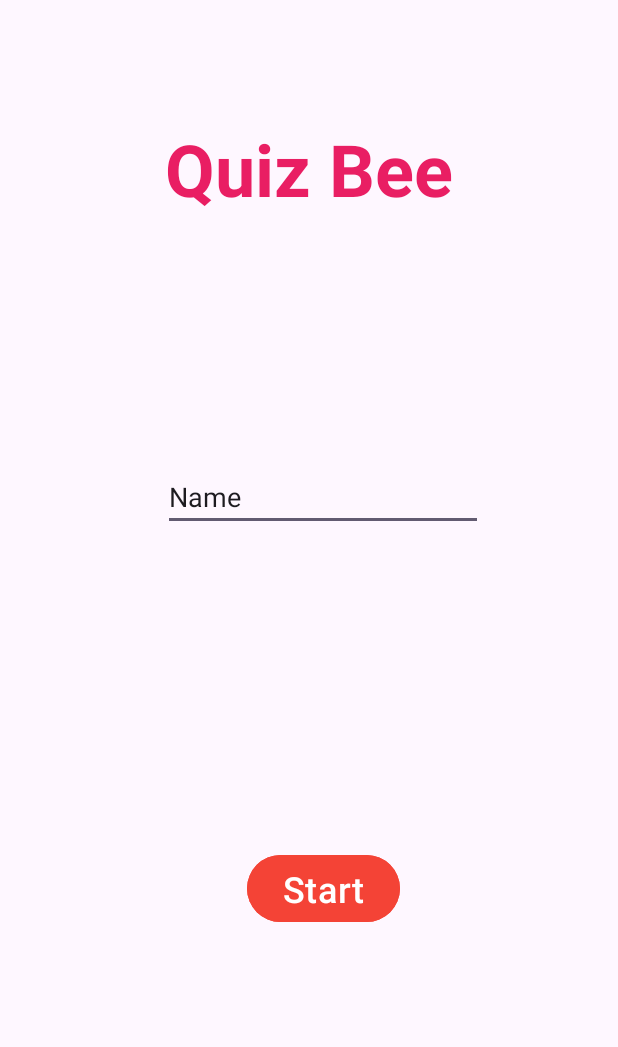
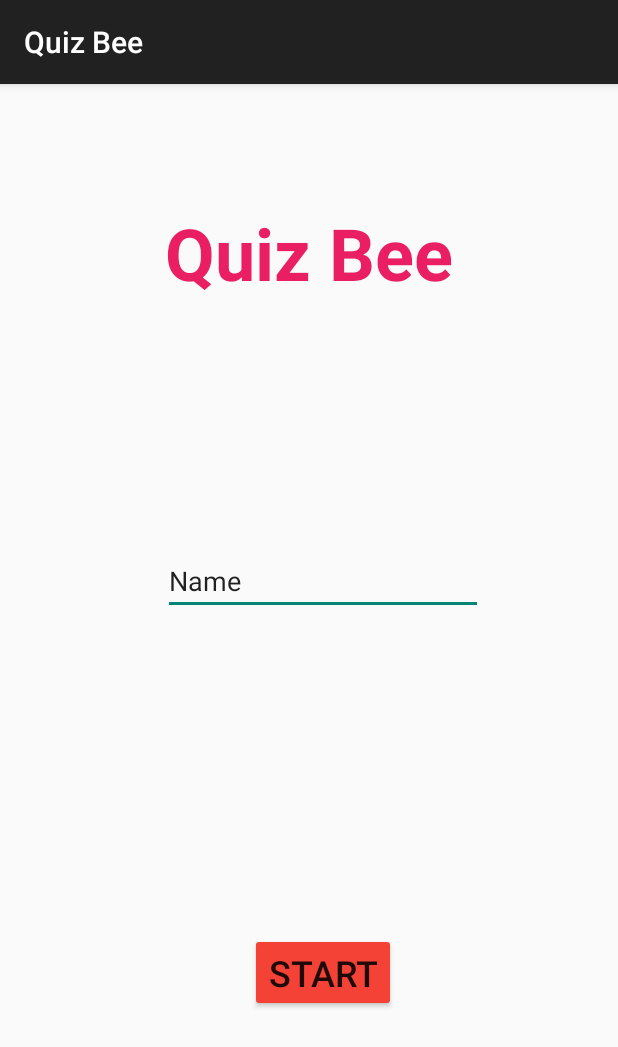
Before and after one commit to lakshmi-sannithi-improve10x/QuizBee, an Android app: the screen it shows after launch (HomeActivity), on a phone screen of 412 x 824 dp. Shown: the top 1047 px of the screen. Run offline under Robolectric (Android 15) with nearby library versions, the phone set to English and light mode, and no system bars.

Commit message:
I completed actionbar in activity

```diff
--- a/app/src/main/java/com/improve10x/quizbee/HomeActivity.java
+++ b/app/src/main/java/com/improve10x/quizbee/HomeActivity.java
@@ -13,11 +13,12 @@ public class HomeActivity extends AppCompatActivity {
     protected void onCreate(Bundle savedInstanceState) {
         super.onCreate(savedInstanceState);
         binding = ActivityHomeBinding.inflate(getLayoutInflater());
+        getSupportActionBar().setTitle("Quiz Bee");
         setContentView(binding.getRoot());
-        startBtn();
+        handleStartBtn();
     }
 
-    private void startBtn() {
+    private void handleStartBtn() {
         binding.startBtn.setOnClickListener(view -> {
             Intent intent = new Intent(this, QuestionsActivity.class);
             startActivity(intent);
--- a/app/src/main/res/values/themes.xml
+++ b/app/src/main/res/values/themes.xml
@@ -1,6 +1,6 @@
 <resources xmlns:tools="http://schemas.android.com/tools">
     <!-- Base application theme. -->
-    <style name="Base.Theme.QuizBee" parent="Theme.Material3.DayNight.NoActionBar">
+    <style name="Base.Theme.QuizBee" parent="Theme.AppCompat.Light.DarkActionBar">
         <!-- Customize your light theme here. -->
         <!-- <item name="colorPrimary">@color/my_light_primary</item> -->
     </style>
```
